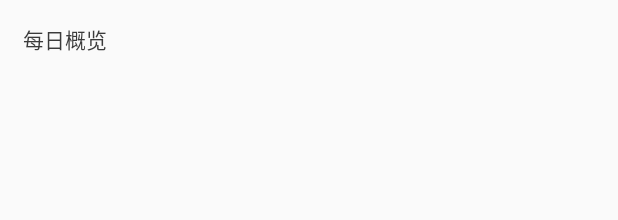
After one commit to BrinsLee/RiceWeather, an Android app: the layout include_daily_view.xml on its own in the app's theme, with its tools: preview values and no code run, on a phone screen of 412 x 824 dp. The commit adds this screen. Shown: the top 220 px of the screen. Run offline under Robolectric (Android 15) with nearby library versions, the light colour scheme and no system bars.

Commit message:
提交：每日概览

```diff
--- a/app/src/main/res/layout/activity_main.xml
+++ b/app/src/main/res/layout/activity_main.xml
@@ -97,6 +97,7 @@
                         <include
                             layout="@layout/include_weather_view"
                             bind:weather="@{viewModel.weather}" />
+
                     </LinearLayout>
                 </androidx.core.widget.NestedScrollView>
 
--- /dev/null
+++ b/app/src/main/res/layout/include_daily_view.xml
@@ -0,0 +1,17 @@
+<?xml version="1.0" encoding="utf-8"?>
+<androidx.constraintlayout.widget.ConstraintLayout xmlns:app="http://schemas.android.com/apk/res-auto"
+    xmlns:android="http://schemas.android.com/apk/res/android"
+    android:orientation="vertical" android:layout_width="match_parent"
+    android:layout_height="match_parent">
+
+    <TextView
+        android:layout_width="wrap_content"
+        android:layout_height="wrap_content"
+        app:layout_constraintTop_toTopOf="parent"
+        app:layout_constraintStart_toStartOf="parent"
+        android:text="@string/daily_view"
+        android:textColor="@color/colorAccent"
+        android:layout_marginStart="15dp"
+        android:layout_marginTop="15dp"
+        />
+</androidx.constraintlayout.widget.ConstraintLayout>
--- a/app/src/main/res/layout/include_temperature_view.xml
+++ b/app/src/main/res/layout/include_temperature_view.xml
@@ -33,7 +33,7 @@
             android:layout_marginTop="10dp"
             android:text="@{weather.now.more.info}"
             android:textColor="@android:color/black"
-            android:textSize="35sp"
+            android:textSize="28sp"
             app:layout_constraintStart_toEndOf="@id/temp"
             app:layout_constraintTop_toTopOf="parent" />
 
@@ -53,7 +53,7 @@
             android:layout_width="wrap_content"
             android:layout_height="wrap_content"
             android:layout_marginStart="15dp"
-            android:text="@{weather.now.windSc}"
+            android:text="@{weather.now.windSc()}"
             android:textSize="20sp"
             app:layout_constraintEnd_toEndOf="@id/weather"
             app:layout_constraintStart_toStartOf="@id/weather"
--- a/app/src/main/res/values/colors.xml
+++ b/app/src/main/res/values/colors.xml
@@ -5,4 +5,5 @@
     <color name="colorAccent">#3b3b3b</color>
 
     <color name="translate">#4DFFFFFF</color>
+    <color name="textcolor">#FFC107</color>
 </resources>
--- a/app/src/main/res/values/strings.xml
+++ b/app/src/main/res/values/strings.xml
@@ -1,3 +1,4 @@
 <resources>
     <string name="app_name">RiceWeather</string>
+    <string name="daily_view">每日概览</string>
 </resources>
```
